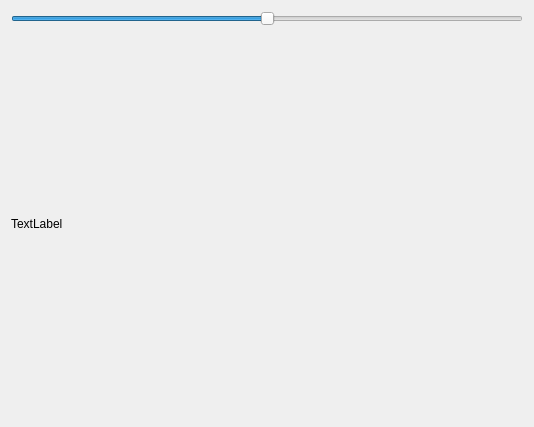
Old version of the form tests.qt/tests_qt/app/binarysampledialog.ui in the repository codex-tk/libcodex.
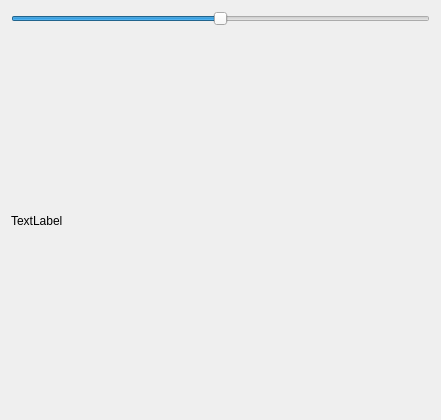
New version of the form.

Diff of the .ui file:
```diff
--- a/tests.qt/tests_qt/app/binarysampledialog.ui
+++ b/tests.qt/tests_qt/app/binarysampledialog.ui
@@ -6,8 +6,8 @@
    <rect>
     <x>0</x>
     <y>0</y>
-    <width>534</width>
-    <height>427</height>
+    <width>441</width>
+    <height>420</height>
    </rect>
   </property>
   <property name="windowTitle">
```
